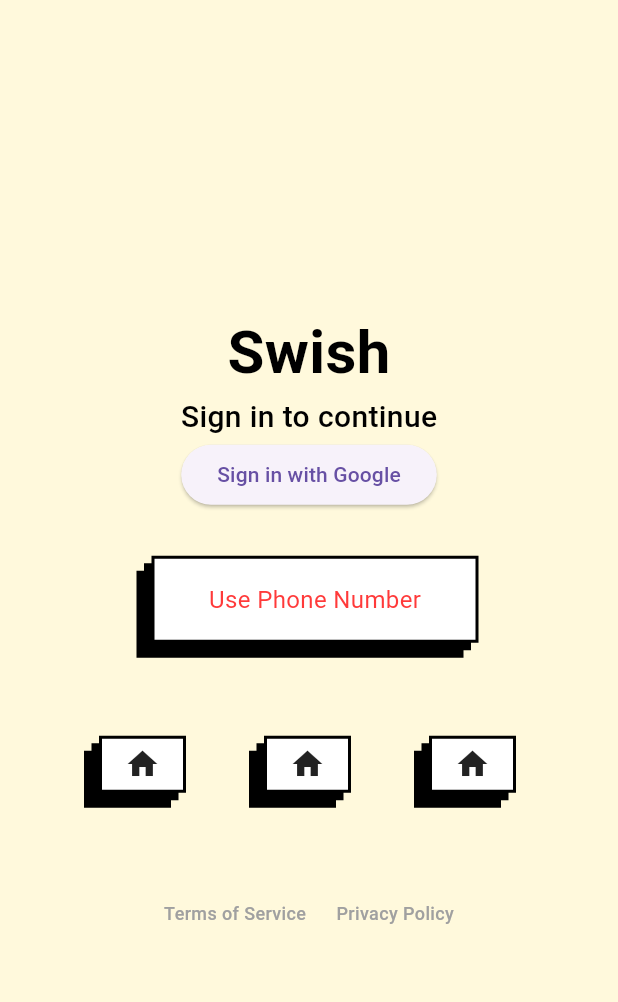
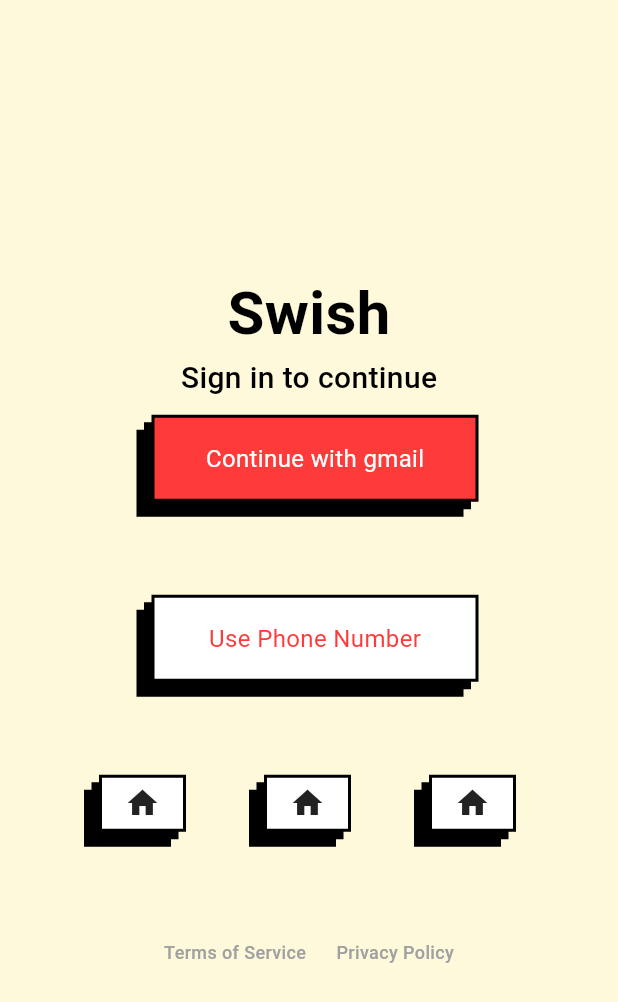
Before and after one commit to Antrimo/SwishFrontend, a Flutter app: the screen it shows after launch, after a tap on "Let's Get Started", on a phone screen of 412 x 824 dp. Shown: the top 1002 px of the screen. Run offline on Flutter 3.47's test engine with Material 3 defaults, Android fonts, the phone set to English and light mode, and no system bars; our stand-ins replace firebase_auth, firebase_core, google_sign_in; accounts and stored records are empty; Roboto replaces fonts that are missing (Lexend Deca).

Commit message:
auth flow corrected

```diff
--- a/lib/Components/Blocks/stack_block.dart
+++ b/lib/Components/Blocks/stack_block.dart
@@ -1,18 +1,27 @@
 import 'package:flutter/material.dart';
+import 'package:swish/Auth/auth.dart';
 
 class StackBlock extends StatelessWidget {
   final String title;
   final Widget screen;
   final Color blockColor;
   final Color textColor;
+  final bool isAuth;
 
-  const StackBlock({super.key, required this.title, required this.screen, required this.blockColor, required this.textColor});
+  const StackBlock({super.key, required this.title, required this.screen, required this.blockColor, required this.textColor, required this.isAuth});
 
   @override
   Widget build(BuildContext context) {
     return GestureDetector(
-      onTap: () {
-        Navigator.push(context, MaterialPageRoute(builder: (context) => screen));
+      onTap: () async {
+        if (isAuth) {
+          final user = await Auth().loginwithGoogle();
+                if (user != null) {
+                  Navigator.push(context, MaterialPageRoute(builder: (context) => screen));
+                }
+        } else {
+          Navigator.push(context, MaterialPageRoute(builder: (context) => screen));
+        }
       },
       child: SizedBox(
         height: 100,
--- a/lib/Screens/enter_code_screen.dart
+++ b/lib/Screens/enter_code_screen.dart
@@ -49,7 +49,7 @@ class EnterCodeScreen extends StatelessWidget {
               ],
             ),
             const SizedBox(height: 20),
-            Center(child: StackBlock(title: 'Continue', screen: const UploadPicScreen(), blockColor: splashScreen, textColor: Colors.white)),
+            Center(child: StackBlock(title: 'Continue', screen: const UploadPicScreen(), blockColor: splashScreen, textColor: Colors.white, isAuth: false,)),
 
           ],
         ),
--- a/lib/Screens/numpad_screen.dart
+++ b/lib/Screens/numpad_screen.dart
@@ -48,7 +48,7 @@ class NumpadScreen extends StatelessWidget {
             ),
             const SizedBox(height: 20),
 
-            Center(child: StackBlock(title: 'Continue', screen: const EnterCodeScreen(), blockColor: splashScreen, textColor: Colors.white)),
+            Center(child: StackBlock(title: 'Continue', screen: const EnterCodeScreen(), blockColor: splashScreen, textColor: Colors.white, isAuth: false,)),
           ],
         ),
       ),
--- a/lib/Screens/sign_in_screen.dart
+++ b/lib/Screens/sign_in_screen.dart
@@ -36,18 +36,10 @@ class _SignInScreenState extends State<SignInScreen> {
                 fontWeight: FontWeight.w500,
               ),
             ),
-            // StackBlock(title: 'Continue with gmail', screen: const FirebaseHome(), blockColor: splashScreen, textColor: Colors.white),
-            ElevatedButton(
-              onPressed: () async {
-                final user = await Auth().loginwithGoogle();
-                if (user != null) {
-                  Navigator.push(context, MaterialPageRoute(builder: (context) => const Dummy()));
-                }
-              },
-              child: const Text("Sign in with Google"),
-              ),
+            StackBlock(title: 'Continue with gmail', screen: const Dummy(), blockColor: splashScreen, textColor: Colors.white, isAuth: true,),
+
             const SizedBox(height: 20),
-            StackBlock(title: 'Use Phone Number', screen: const NumpadScreen(), blockColor: Colors.white, textColor: splashScreen),
+            StackBlock(title: 'Use Phone Number', screen: const NumpadScreen(), blockColor: Colors.white, textColor: splashScreen, isAuth: false,),
             const SizedBox(height: 20),
             Row(
               mainAxisAlignment: MainAxisAlignment.center,
--- a/lib/Screens/splash_screen.dart
+++ b/lib/Screens/splash_screen.dart
@@ -41,7 +41,7 @@ class SplashScreen extends StatelessWidget {
               blockColor: Colors.white,
               textColor: Colors.black,
               title: "Let's Get Started",
-              screen: SignInScreen()
+              screen: SignInScreen(), isAuth: false,
             ),
           ],
         ),
--- a/lib/Screens/upload_pic_screen.dart
+++ b/lib/Screens/upload_pic_screen.dart
@@ -38,7 +38,7 @@ class UploadPicScreen extends StatelessWidget {
               title: 'What should we call you?',
               screen: const UploadPicScreen(),
               blockColor: splashScreen,
-              textColor: Colors.white,
+              textColor: Colors.white, isAuth: false,
             ),
           ),
 
```
Also changed, not shown: lib/Auth/firebase_home.dart (deleted, +0 -42 lines).
